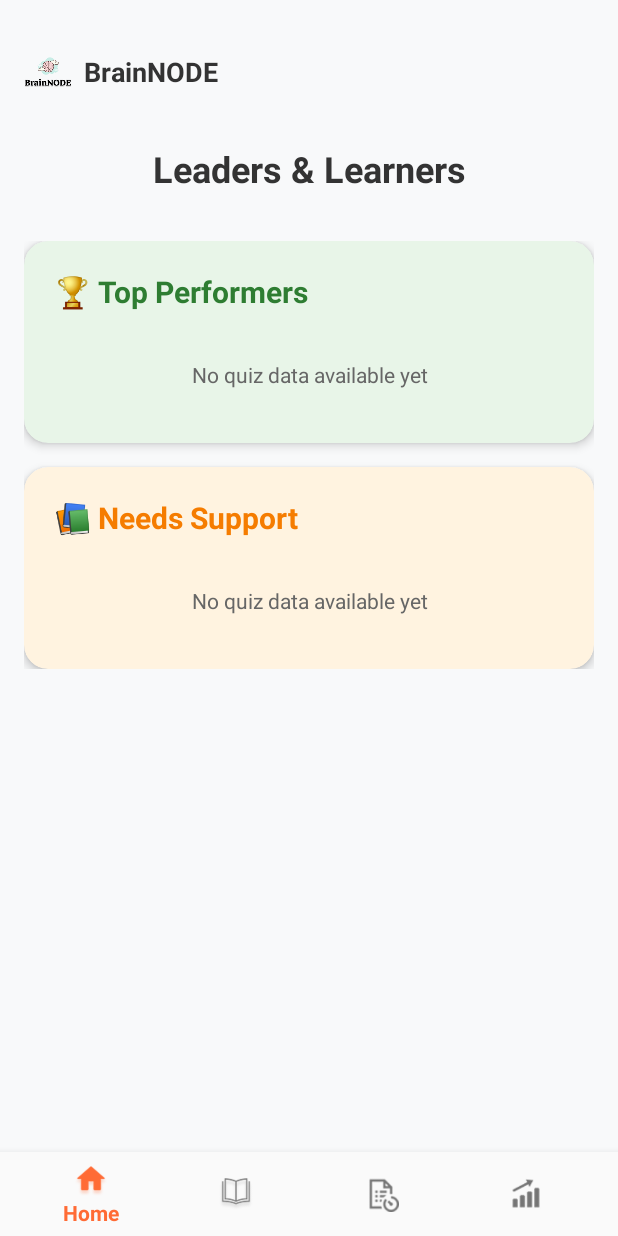
After one commit to DulminiPrathibha/BrainNODE_IT22599704, an Android app: the fragment LeadersLearnersFragment placed in its activity, on a phone screen of 412 x 824 dp. The commit adds this screen. Run offline under Robolectric (Android 15) with nearby library versions, the phone set to English and light mode, and no system bars; our stand-ins replace Firebase (no records; nobody signed in at launch, a user with empty details on screens opened directly).

Commit message:
Error Fixed

```diff
--- /dev/null
+++ b/app/src/main/java/com/example/brainnode/teacher/progress/LeadersLearnersFragment.kt
@@ -0,0 +1,201 @@
+package com.example.brainnode.teacher.progress
+
+import android.os.Bundle
+import android.view.LayoutInflater
+import android.view.View
+import android.view.ViewGroup
+import android.widget.ProgressBar
+import android.widget.TextView
+import android.widget.Toast
+import androidx.fragment.app.Fragment
+import androidx.lifecycle.lifecycleScope
+import androidx.recyclerview.widget.LinearLayoutManager
+import androidx.recyclerview.widget.RecyclerView
+import com.example.brainnode.R
+import com.example.brainnode.adapters.StudentPerformanceAdapter
+import com.example.brainnode.data.models.StudentStatistics
+import com.example.brainnode.data.repository.QuizRepository
+import com.google.firebase.auth.FirebaseAuth
+import kotlinx.coroutines.launch
+
+class LeadersLearnersFragment : Fragment() {
+
+    private lateinit var loadingProgressBar: ProgressBar
+    private lateinit var contentLayout: View
+    private lateinit var errorMessageText: TextView
+    private lateinit var topPerformersRecyclerView: RecyclerView
+    private lateinit var bottomPerformersRecyclerView: RecyclerView
+    private lateinit var noTopPerformersText: TextView
+    private lateinit var noBottomPerformersText: TextView
+
+    private lateinit var topPerformersAdapter: StudentPerformanceAdapter
+    private lateinit var bottomPerformersAdapter: StudentPerformanceAdapter
+    private val quizRepository = QuizRepository()
+
+    override fun onCreateView(
+        inflater: LayoutInflater,
+        container: ViewGroup?,
+        savedInstanceState: Bundle?
+    ): View? {
+        return inflater.inflate(R.layout.fragment_leaders_learners, container, false)
+    }
+
+    override fun onViewCreated(view: View, savedInstanceState: Bundle?) {
+        super.onViewCreated(view, savedInstanceState)
+
+        initializeViews(view)
+        setupRecyclerViews()
+        loadStudentStatistics()
+    }
+
+    private fun initializeViews(view: View) {
+        loadingProgressBar = view.findViewById(R.id.loadingProgressBar)
+        contentLayout = view.findViewById(R.id.contentLayout)
+        errorMessageText = view.findViewById(R.id.errorMessageText)
+        topPerformersRecyclerView = view.findViewById(R.id.topPerformersRecyclerView)
+        bottomPerformersRecyclerView = view.findViewById(R.id.bottomPerformersRecyclerView)
+        noTopPerformersText = view.findViewById(R.id.noTopPerformersText)
+        noBottomPerformersText = view.findViewById(R.id.noBottomPerformersText)
+    }
+
+    private fun setupRecyclerViews() {
+        topPerformersAdapter = StudentPerformanceAdapter()
+        bottomPerformersAdapter = StudentPerformanceAdapter()
+
+        topPerformersRecyclerView.apply {
+            layoutManager = LinearLayoutManager(context)
+            adapter = topPerformersAdapter
+        }
+
+        bottomPerformersRecyclerView.apply {
+            layoutManager = LinearLayoutManager(context)
+            adapter = bottomPerformersAdapter
+        }
+    }
+
+    private fun loadStudentStatistics() {
+        showLoading()
+
+        lifecycleScope.launch {
+            try {
+                val result = quizRepository.getAllQuizAttempts()
+
+                result.onSuccess { attempts ->
+                    if (attempts.isEmpty()) {
+                        showNoDataState()
+                        return@onSuccess
+                    }
+
+                    // Group attempts by student and calculate statistics
+                    val studentStats = attempts
+                        .filter { it.isCompleted }
+                        .groupBy { it.studentId }
+                        .map { (studentId, studentAttempts) ->
+                            val totalScore = studentAttempts.sumOf { it.score }
+                            val totalQuestions = studentAttempts.sumOf { it.totalQuestions }
+                            val averagePercentage = if (totalQuestions > 0) {
+                                (totalScore.toDouble() / totalQuestions.toDouble()) * 100
+                            } else 0.0
+
+                            val bestAttempt = studentAttempts.maxByOrNull { it.getPercentageScore() }
+                            val worstAttempt = studentAttempts.minByOrNull { it.getPercentageScore() }
+
+                            StudentStatistics(
+                                studentId = studentId,
+                                studentName = studentAttempts.firstOrNull()?.studentName ?: "",
+                                totalQuizzesTaken = studentAttempts.size,
+                                totalScore = totalScore,
+                                totalQuestions = totalQuestions,
+                                averagePercentage = averagePercentage,
+                                bestScore = bestAttempt?.score ?: 0,
+                                worstScore = worstAttempt?.score ?: 0,
+                                lastQuizDate = studentAttempts.maxOfOrNull { it.completedAt } ?: 0L
+                            )
+                        }
+                        .sortedByDescending { it.averagePercentage }
+
+                    if (studentStats.isEmpty()) {
+                        showNoDataState()
+                        return@onSuccess
+                    }
+
+                    // Split into top and bottom performers
+                    val topPerformers = studentStats.take(5) // Top 5 students
+                    val bottomPerformers = if (studentStats.size > 5) {
+                        studentStats.takeLast(3) // Bottom 3 students
+                    } else {
+                        emptyList()
+                    }
+
+                    displayStudentStatistics(topPerformers, bottomPerformers)
+
+                }.onFailure { exception ->
+                    showError("Failed to load student data: ${exception.message}")
+                }
+
+            } catch (e: Exception) {
+                showError("An unexpected error occurred: ${e.message}")
+            }
+        }
+    }
+
+    private fun displayStudentStatistics(
+        topPerformers: List<StudentStatistics>,
+        bottomPerformers: List<StudentStatistics>
+    ) {
+        // Update top performers
+        if (topPerformers.isNotEmpty()) {
+            topPerformersAdapter.updateStudents(topPerformers)
+            topPerformersRecyclerView.visibility = View.VISIBLE
+            noTopPerformersText.visibility = View.GONE
+        } else {
+            topPerformersRecyclerView.visibility = View.GONE
+            noTopPerformersText.visibility = View.VISIBLE
+        }
+
+        // Update bottom performers
+        if (bottomPerformers.isNotEmpty()) {
+            bottomPerformersAdapter.updateStudents(bottomPerformers)
+            bottomPerformersRecyclerView.visibility = View.VISIBLE
+            noBottomPerformersText.visibility = View.GONE
+        } else {
+            bottomPerformersRecyclerView.visibility = View.GONE
+            noBottomPerformersText.visibility = View.VISIBLE
+        }
+
+        showContent()
+    }
+
+    private fun showLoading() {
+        loadingProgressBar.visibility = View.VISIBLE
+        contentLayout.visibility = View.GONE
+        errorMessageText.visibility = View.GONE
+    }
+
+    private fun showContent() {
+        loadingProgressBar.visibility = View.GONE
+        contentLayout.visibility = View.VISIBLE
+        errorMessageText.visibility = View.GONE
+    }
+
+    private fun showNoDataState() {
+        loadingProgressBar.visibility = View.GONE
+        contentLayout.visibility = View.VISIBLE
+        errorMessageText.visibility = View.GONE
+
+        // Show no data messages
+        topPerformersRecyclerView.visibility = View.GONE
+        bottomPerformersRecyclerView.visibility = View.GONE
+        noTopPerformersText.visibility = View.VISIBLE
+        noBottomPerformersText.visibility = View.VISIBLE
+    }
+
+    private fun showError(message: String) {
+        loadingProgressBar.visibility = View.GONE
+        contentLayout.visibility = View.GONE
+        errorMessageText.visibility = View.VISIBLE
+        errorMessageText.text = message
+
+        Toast.makeText(context, message, Toast.LENGTH_LONG).show()
+    }
+}
--- /dev/null
+++ b/app/src/main/res/layout/fragment_leaders_learners.xml
@@ -0,0 +1,196 @@
+<?xml version="1.0" encoding="utf-8"?>
+<ScrollView xmlns:android="http://schemas.android.com/apk/res/android"
+    xmlns:app="http://schemas.android.com/apk/res-auto"
+    xmlns:tools="http://schemas.android.com/tools"
+    android:layout_width="match_parent"
+    android:layout_height="match_parent"
+    android:background="#F8F9FA">
+
+    <androidx.constraintlayout.widget.ConstraintLayout
+        android:layout_width="match_parent"
+        android:layout_height="wrap_content"
+        android:padding="16dp">
+
+        <!-- Header with Logo and Title -->
+        <LinearLayout
+            android:id="@+id/headerLayout"
+            android:layout_width="wrap_content"
+            android:layout_height="wrap_content"
+            android:orientation="horizontal"
+            android:gravity="center_vertical"
+            app:layout_constraintTop_toTopOf="parent"
+            app:layout_constraintStart_toStartOf="parent"
+            android:layout_marginTop="16dp">
+
+            <ImageView
+                android:id="@+id/logoImageView"
+                android:layout_width="32dp"
+                android:layout_height="32dp"
+                android:src="@mipmap/ic_launcher"
+                android:layout_marginEnd="8dp" />
+
+            <TextView
+                android:id="@+id/appNameTextView"
+                android:layout_width="wrap_content"
+                android:layout_height="wrap_content"
+                android:text="BrainNODE"
+                android:textSize="18sp"
+                android:textStyle="bold"
+                android:textColor="#333333" />
+
+        </LinearLayout>
+
+        <!-- Main Title -->
+        <TextView
+            android:id="@+id/titleTextView"
+            android:layout_width="wrap_content"
+            android:layout_height="wrap_content"
+            android:text="Leaders &amp; Learners"
+            android:textSize="24sp"
+            android:textStyle="bold"
+            android:textColor="#333333"
+            android:gravity="center"
+            app:layout_constraintTop_toBottomOf="@id/headerLayout"
+            app:layout_constraintStart_toStartOf="parent"
+            app:layout_constraintEnd_toEndOf="parent"
+            android:layout_marginTop="32dp" />
+
+        <!-- Loading Progress Bar -->
+        <ProgressBar
+            android:id="@+id/loadingProgressBar"
+            android:layout_width="wrap_content"
+            android:layout_height="wrap_content"
+            android:layout_marginTop="32dp"
+            android:visibility="visible"
+            app:layout_constraintTop_toBottomOf="@id/titleTextView"
+            app:layout_constraintStart_toStartOf="parent"
+            app:layout_constraintEnd_toEndOf="parent" />
+
+        <!-- Content Layout (Initially Hidden) -->
+        <LinearLayout
+            android:id="@+id/contentLayout"
+            android:layout_width="0dp"
+            android:layout_height="wrap_content"
+            android:orientation="vertical"
+            android:visibility="gone"
+            app:layout_constraintTop_toBottomOf="@id/titleTextView"
+            app:layout_constraintStart_toStartOf="parent"
+            app:layout_constraintEnd_toEndOf="parent"
+            android:layout_marginTop="32dp">
+
+            <!-- Top Performers Section -->
+            <androidx.cardview.widget.CardView
+                android:id="@+id/topPerformersCard"
+                android:layout_width="match_parent"
+                android:layout_height="wrap_content"
+                android:layout_marginBottom="16dp"
+                app:cardCornerRadius="16dp"
+                app:cardElevation="4dp"
+                app:cardBackgroundColor="#E8F5E8">
+
+                <LinearLayout
+                    android:layout_width="match_parent"
+                    android:layout_height="wrap_content"
+                    android:orientation="vertical"
+                    android:padding="20dp">
+
+                    <TextView
+                        android:id="@+id/topPerformersTitle"
+                        android:layout_width="wrap_content"
+                        android:layout_height="wrap_content"
+                        android:text="🏆 Top Performers"
+                        android:textSize="20sp"
+                        android:textStyle="bold"
+                        android:textColor="#2E7D32"
+                        android:layout_marginBottom="16dp" />
+
+                    <androidx.recyclerview.widget.RecyclerView
+                        android:id="@+id/topPerformersRecyclerView"
+                        android:layout_width="match_parent"
+                        android:layout_height="wrap_content"
+                        android:nestedScrollingEnabled="false"
+                        tools:listitem="@layout/item_student_performance" />
+
+                    <TextView
+                        android:id="@+id/noTopPerformersText"
+                        android:layout_width="match_parent"
+                        android:layout_height="wrap_content"
+                        android:text="No quiz data available yet"
+                        android:textSize="14sp"
+                        android:textColor="#666666"
+                        android:gravity="center"
+                        android:padding="16dp"
+                        android:visibility="gone" />
+
+                </LinearLayout>
+
+            </androidx.cardview.widget.CardView>
+
+            <!-- Bottom Performers Section -->
+            <androidx.cardview.widget.CardView
+                android:id="@+id/bottomPerformersCard"
+                android:layout_width="match_parent"
+                android:layout_height="wrap_content"
+                app:cardCornerRadius="16dp"
+                app:cardElevation="4dp"
+                app:cardBackgroundColor="#FFF3E0">
+
+                <LinearLayout
+                    android:layout_width="match_parent"
+                    android:layout_height="wrap_content"
+                    android:orientation="vertical"
+                    android:padding="20dp">
+
+                    <TextView
+                        android:id="@+id/bottomPerformersTitle"
+                        android:layout_width="wrap_content"
+                        android:layout_height="wrap_content"
+                        android:text="📚 Needs Support"
+                        android:textSize="20sp"
+                        android:textStyle="bold"
+                        android:textColor="#F57C00"
+                        android:layout_marginBottom="16dp" />
+
+                    <androidx.recyclerview.widget.RecyclerView
+                        android:id="@+id/bottomPerformersRecyclerView"
+                        android:layout_width="match_parent"
+                        android:layout_height="wrap_content"
+                        android:nestedScrollingEnabled="false"
+                        tools:listitem="@layout/item_student_performance" />
+
+                    <TextView
+                        android:id="@+id/noBottomPerformersText"
+                        android:layout_width="match_parent"
+                        android:layout_height="wrap_content"
+                        android:text="No quiz data available yet"
+                        android:textSize="14sp"
+                        android:textColor="#666666"
+                        android:gravity="center"
+                        android:padding="16dp"
+                        android:visibility="gone" />
+
+                </LinearLayout>
+
+            </androidx.cardview.widget.CardView>
+
+        </LinearLayout>
+
+        <!-- Error Message -->
+        <TextView
+            android:id="@+id/errorMessageText"
+            android:layout_width="0dp"
+            android:layout_height="wrap_content"
+            android:text="Unable to load student data. Please try again."
+            android:textSize="16sp"
+            android:textColor="#D32F2F"
+            android:gravity="center"
+            android:padding="16dp"
+            android:visibility="gone"
+            app:layout_constraintTop_toBottomOf="@id/titleTextView"
+            app:layout_constraintStart_toStartOf="parent"
+            app:layout_constraintEnd_toEndOf="parent"
+            android:layout_marginTop="32dp" />
+
+    </androidx.constraintlayout.widget.ConstraintLayout>
+
+</ScrollView>
```
Also changed, not shown: app/src/main/java/com/example/brainnode/adapters/StudentPerformanceAdapter.kt (added, +59 -0 lines), app/src/main/java/com/example/brainnode/data/firebase/FirebaseQuizService.kt (+74 -0 lines), app/src/main/java/com/example/brainnode/data/models/StudentStatistics.kt (added, +43 -0 lines), app/src/main/java/com/example/brainnode/data/repository/QuizRepository.kt (+9 -0 lines), app/src/main/java/com/example/brainnode/teacher/progress/ManageStudentsProgressFragment.kt (+68 -5 lines), app/src/main/res/drawable/rank_badge_background.xml (added, +8 -0 lines), app/src/main/res/layout/item_student_performance.xml (added, +87 -0 lines).
